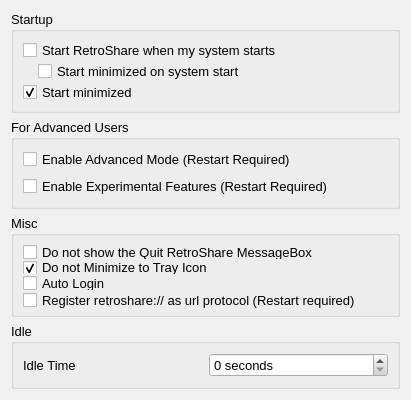
Old version of the form retroshare-gui/src/gui/settings/GeneralPage.ui in the repository RetroShare/RetroShare.
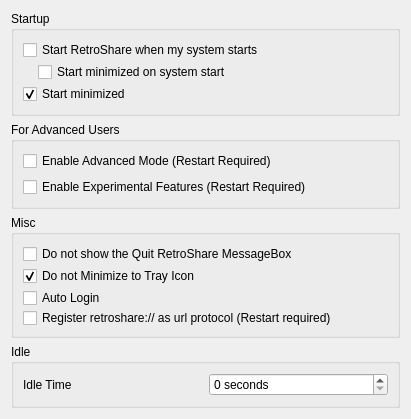
New version of the form. Icons and pictures are not drawn.

What changed in the file:
```diff
--- a/retroshare-gui/src/gui/settings/GeneralPage.ui
+++ b/retroshare-gui/src/gui/settings/GeneralPage.ui
@@ -10,495 +10,6 @@
     <height>400</height>
    </rect>
   </property>
-  <property name="minimumSize">
-   <size>
-    <width>0</width>
-    <height>64</height>
-   </size>
-  </property>
-  <property name="palette">
-   <palette>
-    <active>
-     <colorrole role="WindowText">
-      <brush brushstyle="SolidPattern">
-       <color alpha="255">
-        <red>0</red>
-        <green>0</green>
-        <blue>0</blue>
-       </color>
-      </brush>
-     </colorrole>
-     <colorrole role="Button">
-      <brush brushstyle="SolidPattern">
-       <color alpha="255">
-        <red>208</red>
-        <green>208</green>
-        <blue>208</blue>
-       </color>
-      </brush>
-     </colorrole>
-     <colorrole role="Light">
-      <brush brushstyle="SolidPattern">
-       <color alpha="255">
-        <red>255</red>
-        <green>255</green>
-        <blue>255</blue>
-       </color>
-      </brush>
-     </colorrole>
-     <colorrole role="Midlight">
-      <brush brushstyle="SolidPattern">
-       <color alpha="255">
-        <red>247</red>
-        <green>247</green>
-        <blue>247</blue>
-       </color>
-      </brush>
-     </colorrole>
-     <colorrole role="Dark">
-      <brush brushstyle="SolidPattern">
-       <color alpha="255">
-        <red>104</red>
-        <green>104</green>
-        <blue>104</blue>
-       </color>
-      </brush>
-     </colorrole>
-     <colorrole role="Mid">
-      <brush brushstyle="SolidPattern">
-       <color alpha="255">
-        <red>139</red>
-        <green>139</green>
-        <blue>139</blue>
-       </color>
-      </brush>
-     </colorrole>
-     <colorrole role="Text">
-      <brush brushstyle="SolidPattern">
-       <color alpha="255">
-        <red>0</red>
-        <green>0</green>
-        <blue>0</blue>
-       </color>
-      </brush>
-     </colorrole>
-     <colorrole role="BrightText">
-      <brush brushstyle="SolidPattern">
-       <color alpha="255">
-        <red>255</red>
-        <green>255</green>
-        <blue>255</blue>
-       </color>
-      </brush>
-     </colorrole>
-     <colorrole role="ButtonText">
-      <brush brushstyle="SolidPattern">
-       <color alpha="255">
-        <red>0</red>
-        <green>0</green>
-        <blue>0</blue>
-       </color>
-      </brush>
-     </colorrole>
-     <colorrole role="Base">
-      <brush brushstyle="SolidPattern">
-       <color alpha="255">
-        <red>255</red>
-        <green>255</green>
-        <blue>255</blue>
-       </color>
-      </brush>
-     </colorrole>
-     <colorrole role="Window">
-      <brush brushstyle="SolidPattern">
-       <color alpha="255">
-        <red>240</red>
-        <green>240</green>
-        <blue>240</blue>
-       </color>
-      </brush>
-     </colorrole>
-     <colorrole role="Shadow">
-      <brush brushstyle="SolidPattern">
-       <color alpha="255">
-        <red>0</red>
-        <green>0</green>
-        <blue>0</blue>
-       </color>
-      </brush>
-     </colorrole>
-     <colorrole role="Highlight">
-      <brush brushstyle="SolidPattern">
-       <color alpha="255">
-        <red>0</red>
-        <green>0</green>
-        <blue>128</blue>
-       </color>
-      </brush>
-     </colorrole>
-     <colorrole role="HighlightedText">
-      <brush brushstyle="SolidPattern">
-       <color alpha="255">
-        <red>255</red>
-        <green>255</green>
-        <blue>255</blue>
-       </color>
-      </brush>
-     </colorrole>
-     <colorrole role="Link">
-      <brush brushstyle="SolidPattern">
-       <color alpha="255">
-        <red>0</red>
-        <green>0</green>
-        <blue>255</blue>
-       </color>
-      </brush>
-     </colorrole>
-     <colorrole role="LinkVisited">
-      <brush brushstyle="SolidPattern">
-       <color alpha="255">
-        <red>255</red>
-        <green>0</green>
-        <blue>255</blue>
-       </color>
-      </brush>
-     </colorrole>
-     <colorrole role="AlternateBase">
-      <brush brushstyle="SolidPattern">
-       <color alpha="255">
-        <red>231</red>
-        <green>231</green>
-        <blue>231</blue>
-       </color>
-      </brush>
-     </colorrole>
-    </active>
-    <inactive>
-     <colorrole role="WindowText">
-      <brush brushstyle="SolidPattern">
-       <color alpha="255">
-        <red>0</red>
-        <green>0</green>
-        <blue>0</blue>
-       </color>
-      </brush>
-     </colorrole>
-     <colorrole role="Button">
-      <brush brushstyle="SolidPattern">
-       <color alpha="255">
-        <red>208</red>
-        <green>208</green>
-        <blue>208</blue>
-       </color>
-      </brush>
-     </colorrole>
-     <colorrole role="Light">
-      <brush brushstyle="SolidPattern">
-       <color alpha="255">
-        <red>255</red>
-        <green>255</green>
-        <blue>255</blue>
-       </color>
-      </brush>
-     </colorrole>
-     <colorrole role="Midlight">
-      <brush brushstyle="SolidPattern">
-       <color alpha="255">
-        <red>247</red>
-        <green>247</green>
-        <blue>247</blue>
-       </color>
-      </brush>
-     </colorrole>
-     <colorrole role="Dark">
-      <brush brushstyle="SolidPattern">
-       <color alpha="255">
-        <red>104</red>
-        <green>104</green>
-        <blue>104</blue>
-       </color>
-      </brush>
-     </colorrole>
-     <colorrole role="Mid">
-      <brush brushstyle="SolidPattern">
-       <color alpha="255">
-        <red>139</red>
-        <green>139</green>
-        <blue>139</blue>
-       </color>
-      </brush>
-     </colorrole>
-     <colorrole role="Text">
-      <brush brushstyle="SolidPattern">
-       <color alpha="255">
-        <red>0</red>
-        <green>0</green>
-        <blue>0</blue>
-       </color>
-      </brush>
-     </colorrole>
-     <colorrole role="BrightText">
-      <brush brushstyle="SolidPattern">
-       <color alpha="255">
-        <red>255</red>
-        <green>255</green>
-        <blue>255</blue>
-       </color>
-      </brush>
-     </colorrole>
-     <colorrole role="ButtonText">
-      <brush brushstyle="SolidPattern">
-       <color alpha="255">
-        <red>0</red>
-        <green>0</green>
-        <blue>0</blue>
-       </color>
-      </brush>
-     </colorrole>
-     <colorrole role="Base">
-      <brush brushstyle="SolidPattern">
-       <color alpha="255">
-        <red>255</red>
-        <green>255</green>
-        <blue>255</blue>
-       </color>
-      </brush>
-     </colorrole>
-     <colorrole role="Window">
-      <brush brushstyle="SolidPattern">
-       <color alpha="255">
-        <red>240</red>
-        <green>240</green>
-        <blue>240</blue>
-       </color>
-      </brush>
-     </colorrole>
-     <colorrole role="Shadow">
-      <brush brushstyle="SolidPattern">
-       <color alpha="255">
-        <red>0</red>
-        <green>0</green>
-        <blue>0</blue>
-       </color>
-      </brush>
-     </colorrole>
-     <colorrole role="Highlight">
-      <brush brushstyle="SolidPattern">
-       <color alpha="255">
-        <red>192</red>
-        <green>192</green>
-        <blue>192</blue>
-       </color>
-      </brush>
-     </colorrole>
-     <colorrole role="HighlightedText">
-      <brush brushstyle="SolidPattern">
-       <color alpha="255">
-        <red>0</red>
-        <green>0</green>
-        <blue>0</blue>
-       </color>
-      </brush>
-     </colorrole>
-     <colorrole role="Link">
-      <brush brushstyle="SolidPattern">
-       <color alpha="255">
-        <red>0</red>
-        <green>0</green>
-        <blue>255</blue>
-       </color>
-      </brush>
-     </colorrole>
-     <colorrole role="LinkVisited">
-      <brush brushstyle="SolidPattern">
-       <color alpha="255">
-        <red>255</red>
-        <green>0</green>
-        <blue>255</blue>
-       </color>
-      </brush>
-     </colorrole>
-     <colorrole role="AlternateBase">
-      <brush brushstyle="SolidPattern">
-       <color alpha="255">
-        <red>231</red>
-        <green>231</green>
-        <blue>231</blue>
-       </color>
-      </brush>
-     </colorrole>
-    </inactive>
-    <disabled>
-     <colorrole role="WindowText">
-      <brush brushstyle="SolidPattern">
-       <color alpha="255">
-        <red>104</red>
-        <green>104</green>
-        <blue>104</blue>
-       </color>
-      </brush>
-     </colorrole>
-     <colorrole role="Button">
-      <brush brushstyle="SolidPattern">
-       <color alpha="255">
-        <red>208</red>
-        <green>208</green>
-        <blue>208</blue>
-       </color>
-      </brush>
-     </colorrole>
-     <colorrole role="Light">
-      <brush brushstyle="SolidPattern">
-       <color alpha="255">
-        <red>255</red>
-        <green>255</green>
-        <blue>255</blue>
-       </color>
-      </brush>
-     </colorrole>
-     <colorrole role="Midlight">
-      <brush brushstyle="SolidPattern">
-       <color alpha="255">
-        <red>247</red>
-        <green>247</green>
-        <blue>247</blue>
-       </color>
-      </brush>
-     </colorrole>
-     <colorrole role="Dark">
-      <brush brushstyle="SolidPattern">
-       <color alpha="255">
-        <red>104</red>
-        <green>104</green>
-        <blue>104</blue>
-       </color>
-      </brush>
-     </colorrole>
-     <colorrole role="Mid">
-      <brush brushstyle="SolidPattern">
-       <color alpha="255">
-        <red>139</red>
-        <green>139</green>
-        <blue>139</blue>
-       </color>
-      </brush>
-     </colorrole>
-     <colorrole role="Text">
-      <brush brushstyle="SolidPattern">
-       <color alpha="255">
-        <red>104</red>
-        <green>104</green>
-        <blue>104</blue>
-       </color>
-      </brush>
-     </colorrole>
-     <colorrole role="BrightText">
-      <brush brushstyle="SolidPattern">
-       <color alpha="255">
-        <red>255</red>
-        <green>255</green>
-        <blue>255</blue>
-       </color>
-      </brush>
-     </colorrole>
-     <colorrole role="ButtonText">
-      <brush brushstyle="SolidPattern">
-       <color alpha="255">
-        <red>104</red>
-        <green>104</green>
-        <blue>104</blue>
-       </color>
-      </brush>
-     </colorrole>
-     <colorrole role="Base">
-      <brush brushstyle="SolidPattern">
-       <color alpha="255">
-        <red>240</red>
-        <green>240</green>
-        <blue>240</blue>
-       </color>
-      </brush>
-     </colorrole>
-     <colorrole role="Window">
-      <brush brushstyle="SolidPattern">
-       <color alpha="255">
-        <red>240</red>
-        <green>240</green>
-        <blue>240</blue>
-       </color>
-      </brush>
-     </colorrole>
-     <colorrole role="Shadow">
-      <brush brushstyle="SolidPattern">
-       <color alpha="255">
-        <red>0</red>
-        <green>0</green>
-        <blue>0</blue>
-       </color>
-      </brush>
-     </colorrole>
-     <colorrole role="Highlight">
-      <brush brushstyle="SolidPattern">
-       <color alpha="255">
-        <red>0</red>
-        <green>0</green>
-        <blue>128</blue>
-       </color>
-      </brush>
-     </colorrole>
-     <colorrole role="HighlightedText">
-      <brush brushstyle="SolidPattern">
-       <color alpha="255">
-        <red>255</red>
-        <green>255</green>
-        <blue>255</blue>
-       </color>
-      </brush>
-     </colorrole>
-     <colorrole role="Link">
-      <brush brushstyle="SolidPattern">
-       <color alpha="255">
-        <red>0</red>
-        <green>0</green>
-        <blue>255</blue>
-       </color>
-      </brush>
-     </colorrole>
-     <colorrole role="LinkVisited">
-      <brush brushstyle="SolidPattern">
-       <color alpha="255">
-        <red>255</red>
-        <green>0</green>
-        <blue>255</blue>
-       </color>
-      </brush>
-     </colorrole>
-     <colorrole role="AlternateBase">
-      <brush brushstyle="SolidPattern">
-       <color alpha="255">
-        <red>231</red>
-        <green>231</green>
-        <blue>231</blue>
-       </color>
-      </brush>
-     </colorrole>
-    </disabled>
-   </palette>
-  </property>
-  <property name="font">
-   <font>
-    <family>Arial</family>
-    <pointsize>10</pointsize>
-    <weight>50</weight>
-    <italic>false</italic>
-    <bold>false</bold>
-    <underline>false</underline>
-    <strikeout>false</strikeout>
-   </font>
-  </property>
-  <property name="contextMenuPolicy">
-   <enum>Qt::NoContextMenu</enum>
-  </property>
   <layout class="QVBoxLayout" name="verticalLayout">
    <item>
     <widget class="QGroupBox" name="groupBox_2">
```
